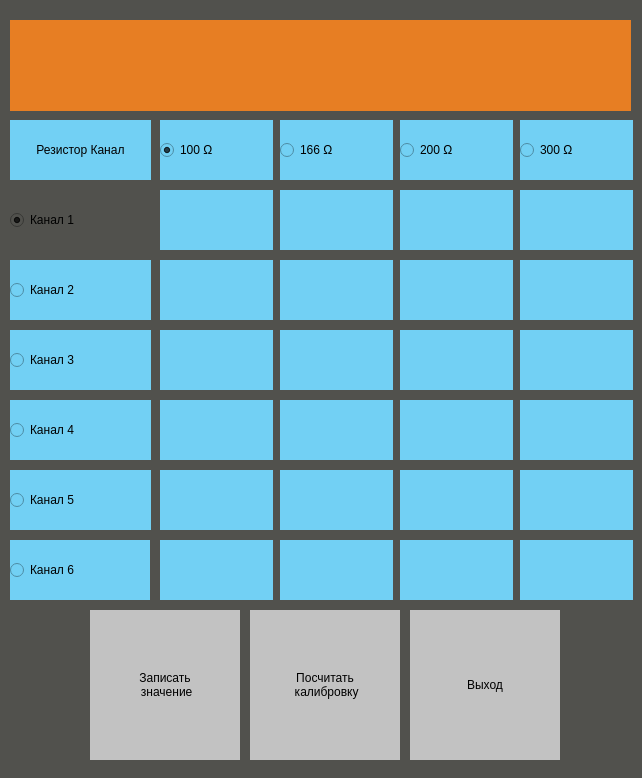
Qt form calibrator.ui (danilkorotkov/calibrator) before a commit.
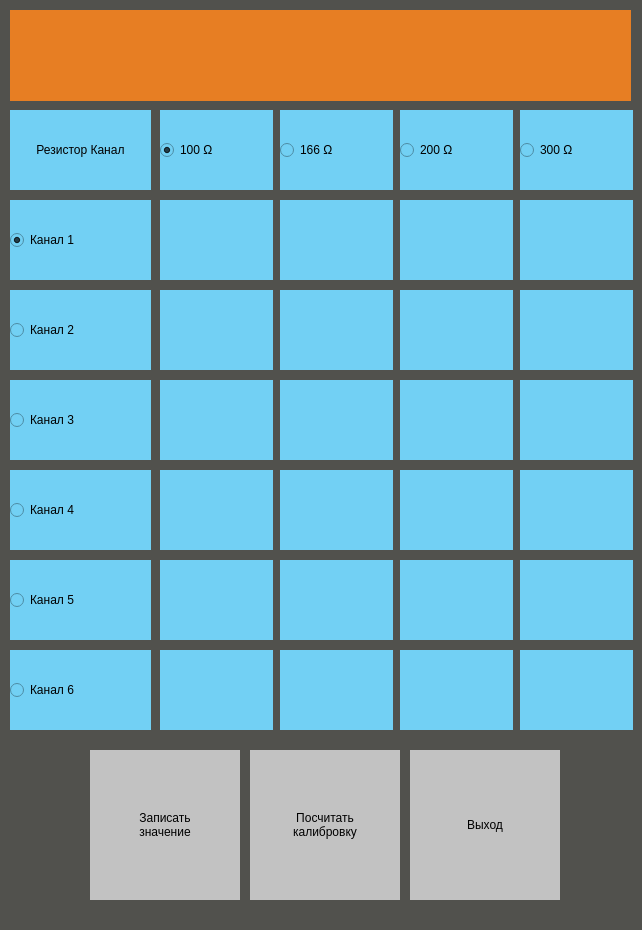
The same form after that commit.

Diff of the .ui file:
```diff
--- a/calibrator.ui
+++ b/calibrator.ui
@@ -7,7 +7,7 @@
     <x>0</x>
     <y>0</y>
     <width>642</width>
-    <height>778</height>
+    <height>930</height>
    </rect>
   </property>
   <property name="windowTitle">
@@ -21,7 +21,7 @@
     <property name="geometry">
      <rect>
       <x>10</x>
-      <y>20</y>
+      <y>10</y>
       <width>621</width>
       <height>91</height>
      </rect>
@@ -88,7 +88,7 @@
     <property name="geometry">
      <rect>
       <x>410</x>
-      <y>610</y>
+      <y>750</y>
       <width>150</width>
       <height>150</height>
      </rect>
@@ -130,9 +130,9 @@
     <property name="geometry">
      <rect>
       <x>10</x>
-      <y>190</y>
+      <y>200</y>
       <width>141</width>
-      <height>60</height>
+      <height>80</height>
      </rect>
     </property>
     <property name="focusPolicy">
@@ -160,9 +160,8 @@
      <enum>Qt::LeftToRight</enum>
     </property>
     <property name="styleSheet">
-     <string notr="true">font: 18pt &quot;HelveticaNeueCyr&quot;;
-background-color: rgb(114, 208, 244);
-QRadioButton::indicator: {width: 30px; height: 30px;}</string>
+     <string notr="true">font: 22pt &quot;HelveticaNeueCyr&quot;;
+background-color: rgb(114, 208, 244);</string>
     </property>
     <property name="text">
      <string notr="true">Канал 1</string>
@@ -193,9 +192,9 @@
     <property name="geometry">
      <rect>
       <x>10</x>
-      <y>260</y>
+      <y>290</y>
       <width>141</width>
-      <height>60</height>
+      <height>80</height>
      </rect>
     </property>
     <property name="focusPolicy">
@@ -252,9 +251,9 @@
     <property name="geometry">
      <rect>
       <x>10</x>
-      <y>330</y>
+      <y>380</y>
       <width>141</width>
-      <height>60</height>
+      <height>80</height>
      </rect>
     </property>
     <property name="focusPolicy">
@@ -311,9 +310,9 @@
     <property name="geometry">
      <rect>
       <x>10</x>
-      <y>400</y>
+      <y>470</y>
       <width>141</width>
-      <height>60</height>
+      <height>80</height>
      </rect>
     </property>
     <property name="focusPolicy">
@@ -370,9 +369,9 @@
     <property name="geometry">
      <rect>
       <x>10</x>
-      <y>470</y>
+      <y>560</y>
       <width>141</width>
-      <height>60</height>
+      <height>80</height>
      </rect>
     </property>
     <property name="focusPolicy">
@@ -429,9 +428,9 @@
     <property name="geometry">
      <rect>
       <x>10</x>
-      <y>540</y>
-      <width>140</width>
-      <height>60</height>
+      <y>650</y>
+      <width>141</width>
+      <height>80</height>
      </rect>
     </property>
     <property name="focusPolicy">
@@ -459,8 +458,7 @@
      <enum>Qt::LeftToRight</enum>
     </property>
     <property name="styleSheet">
-     <string notr="true">border-style: outset;
-font: 18pt &quot;HelveticaNeueCyr&quot;;
+     <string notr="true">font: 22pt &quot;HelveticaNeueCyr&quot;;
 background-color: rgb(114, 208, 244);</string>
     </property>
     <property name="text">
@@ -492,9 +490,9 @@
     <property name="geometry">
      <rect>
       <x>160</x>
-      <y>190</y>
+      <y>200</y>
       <width>113</width>
-      <height>60</height>
+      <height>80</height>
      </rect>
     </property>
     <property name="focusPolicy">
@@ -545,9 +543,9 @@
     <property name="geometry">
      <rect>
       <x>280</x>
-      <y>190</y>
+      <y>200</y>
       <width>113</width>
-      <height>60</height>
+      <height>80</height>
      </rect>
     </property>
     <property name="focusPolicy">
@@ -598,9 +596,9 @@
     <property name="geometry">
      <rect>
       <x>400</x>
-      <y>190</y>
+      <y>200</y>
       <width>113</width>
-      <height>60</height>
+      <height>80</height>
      </rect>
     </property>
     <property name="focusPolicy">
@@ -651,9 +649,9 @@
     <property name="geometry">
      <rect>
       <x>520</x>
-      <y>190</y>
+      <y>200</y>
       <width>113</width>
-      <height>60</height>
+      <height>80</height>
      </rect>
     </property>
     <property name="focusPolicy">
@@ -704,9 +702,9 @@
     <property name="geometry">
      <rect>
       <x>160</x>
-      <y>260</y>
+      <y>290</y>
       <width>113</width>
-      <height>60</height>
+      <height>80</height>
      </rect>
     </property>
     <property name="focusPolicy">
@@ -757,9 +755,9 @@
     <property name="geometry">
      <rect>
       <x>280</x>
-      <y>260</y>
+      <y>290</y>
       <width>113</width>
-      <height>60</height>
+      <height>80</height>
      </rect>
     </property>
     <property name="focusPolicy">
@@ -810,9 +808,9 @@
     <property name="geometry">
      <rect>
       <x>400</x>
-      <y>260</y>
+      <y>290</y>
       <width>113</width>
-      <height>60</height>
+      <height>80</height>
      </rect>
     </property>
     <property name="focusPolicy">
@@ -863,9 +861,9 @@
     <property name="geometry">
      <rect>
       <x>520</x>
-      <y>260</y>
+      <y>290</y>
       <width>113</width>
-      <height>60</height>
+      <height>80</height>
      </rect>
     </property>
     <property name="focusPolicy">
@@ -916,9 +914,9 @@
     <property name="geometry">
      <rect>
       <x>160</x>
-      <y>330</y>
+      <y>380</y>
       <width>113</width>
-      <height>60</height>
+      <height>80</height>
      </rect>
     </property>
     <property name="focusPolicy">
@@ -969,9 +967,9 @@
     <property name="geometry">
      <rect>
       <x>280</x>
-      <y>330</y>
+      <y>380</y>
       <width>113</width>
-      <height>60</height>
+      <height>80</height>
      </rect>
     </property>
     <property name="focusPolicy">
@@ -1022,9 +1020,9 @@
     <property name="geometry">
      <rect>
       <x>400</x>
-      <y>330</y>
+      <y>380</y>
       <width>113</width>
-      <height>60</height>
+      <height>80</height>
      </rect>
     </property>
     <property name="focusPolicy">
@@ -1075,9 +1073,9 @@
     <property name="geometry">
      <rect>
       <x>520</x>
-      <y>330</y>
+      <y>380</y>
       <width>113</width>
-      <height>60</height>
+      <height>80</height>
      </rect>
     </property>
     <property name="focusPolicy">
@@ -1128,9 +1126,9 @@
     <property name="geometry">
      <rect>
       <x>160</x>
-      <y>400</y>
+      <y>470</y>
       <width>113</width>
-      <height>60</height>
+      <height>80</height>
      </rect>
     </property>
     <property name="focusPolicy">
@@ -1181,9 +1179,9 @@
     <property name="geometry">
      <rect>
       <x>280</x>
-      <y>400</y>
+      <y>470</y>
       <width>113</width>
-      <height>60</height>
+      <height>80</height>
      </rect>
     </property>
     <property name="focusPolicy">
@@ -1234,9 +1232,9 @@
     <property name="geometry">
      <rect>
       <x>400</x>
-      <y>400</y>
+      <y>470</y>
       <width>113</width>
-      <height>60</height>
+      <height>80</height>
      </rect>
     </property>
     <property name="focusPolicy">
@@ -1287,9 +1285,9 @@
     <property name="geometry">
      <rect>
       <x>520</x>
-      <y>400</y>
+      <y>470</y>
       <width>113</width>
-      <height>60</height>
+      <height>80</height>
      </rect>
     </property>
     <property name="focusPolicy">
@@ -1340,9 +1338,9 @@
     <property name="geometry">
      <rect>
       <x>160</x>
-      <y>470</y>
+      <y>560</y>
       <width>113</width>
-      <height>60</height>
+      <height>80</height>
      </rect>
     </property>
     <property name="focusPolicy">
@@ -1393,9 +1391,9 @@
     <property name="geometry">
      <rect>
       <x>280</x>
-      <y>470</y>
+      <y>560</y>
       <width>113</width>
-      <height>60</height>
+      <height>80</height>
      </rect>
     </property>
     <property name="focusPolicy">
@@ -1446,9 +1444,9 @@
     <property name="geometry">
      <rect>
       <x>400</x>
-      <y>470</y>
+      <y>560</y>
       <width>113</width>
-      <height>60</height>
+      <height>80</height>
      </rect>
     </property>
     <property name="focusPolicy">
@@ -1499,9 +1497,9 @@
     <property name="geometry">
      <rect>
       <x>520</x>
-      <y>470</y>
+      <y>560</y>
       <width>113</width>
-      <height>60</height>
+      <height>80</height>
      </rect>
     </property>
     <property name="focusPolicy">
@@ -1552,9 +1550,9 @@
     <property name="geometry">
      <rect>
       <x>160</x>
-      <y>540</y>
+      <y>650</y>
       <width>113</width>
-      <height>60</height>
+      <height>80</height>
      </rect>
     </property>
     <property name="focusPolicy">
@@ -1605,9 +1603,9 @@
     <property name="geometry">
      <rect>
       <x>280</x>
-      <y>540</y>
+      <y>650</y>
       <width>113</width>
-      <height>60</height>
+      <height>80</height>
      </rect>
     </property>
     <property name="focusPolicy">
@@ -1658,9 +1656,9 @@
     <property name="geometry">
      <rect>
       <x>400</x>
-      <y>540</y>
+      <y>650</y>
       <width>113</width>
-      <height>60</height>
+      <height>80</height>
      </rect>
     </property>
     <property name="focusPolicy">
@@ -1711,9 +1709,9 @@
     <property name="geometry">
      <rect>
       <x>520</x>
-      <y>540</y>
+      <y>650</y>
       <width>113</width>
-      <height>60</height>
+      <height>80</height>
      </rect>
     </property>
     <property name="focusPolicy">
@@ -1764,9 +1762,9 @@
     <property name="geometry">
      <rect>
       <x>160</x>
-      <y>120</y>
+      <y>110</y>
       <width>113</width>
-      <height>60</height>
+      <height>80</height>
      </rect>
     </property>
     <property name="focusPolicy">
@@ -1793,9 +1791,9 @@
     <property name="geometry">
      <rect>
       <x>280</x>
-      <y>120</y>
+      <y>110</y>
       <width>113</width>
-      <height>60</height>
+      <height>80</height>
      </rect>
     </property>
     <property name="focusPolicy">
@@ -1819,9 +1817,9 @@
     <property name="geometry">
      <rect>
       <x>400</x>
-      <y>120</y>
+      <y>110</y>
       <width>113</width>
-      <height>60</height>
+      <height>80</height>
      </rect>
     </property>
     <property name="focusPolicy">
@@ -1845,9 +1843,9 @@
     <property name="geometry">
      <rect>
       <x>520</x>
-      <y>120</y>
+      <y>110</y>
       <width>113</width>
-      <height>60</height>
+      <height>80</height>
      </rect>
     </property>
     <property name="focusPolicy">
@@ -1871,7 +1869,7 @@
     <property name="geometry">
      <rect>
       <x>90</x>
-      <y>610</y>
+      <y>750</y>
       <width>150</width>
       <height>150</height>
      </rect>
@@ -1907,14 +1905,14 @@
     </property>
     <property name="text">
      <string notr="true">Записать
- значение</string>
+значение</string>
     </property>
    </widget>
    <widget class="QPushButton" name="pushButton_3">
     <property name="geometry">
      <rect>
       <x>250</x>
-      <y>610</y>
+      <y>750</y>
       <width>150</width>
       <height>150</height>
      </rect>
@@ -1950,16 +1948,16 @@
     </property>
     <property name="text">
      <string notr="true">Посчитать
- калибровку</string>
+калибровку</string>
     </property>
    </widget>
    <widget class="QLabel" name="label">
     <property name="geometry">
      <rect>
       <x>10</x>
-      <y>120</y>
+      <y>110</y>
       <width>141</width>
-      <height>60</height>
+      <height>80</height>
      </rect>
     </property>
     <property name="styleSheet">
```
Left out of the diff: 80 changed lines with no effect on the pictures.
